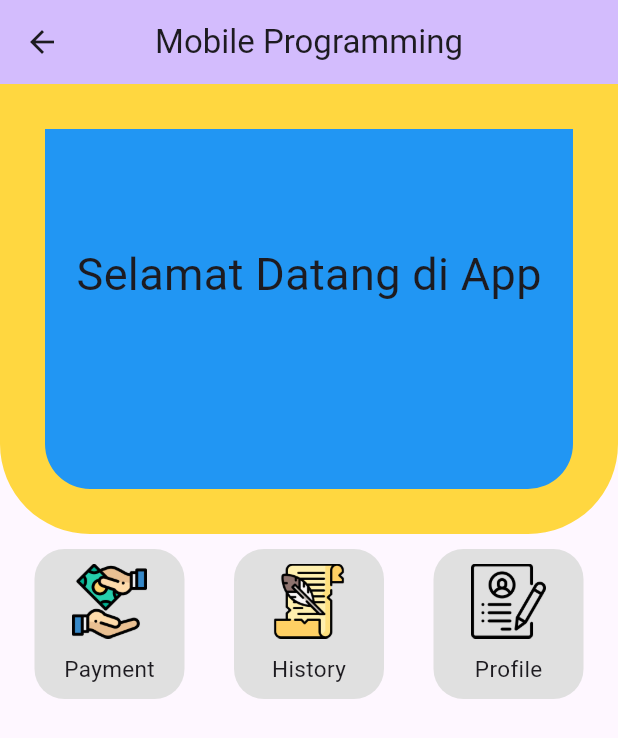
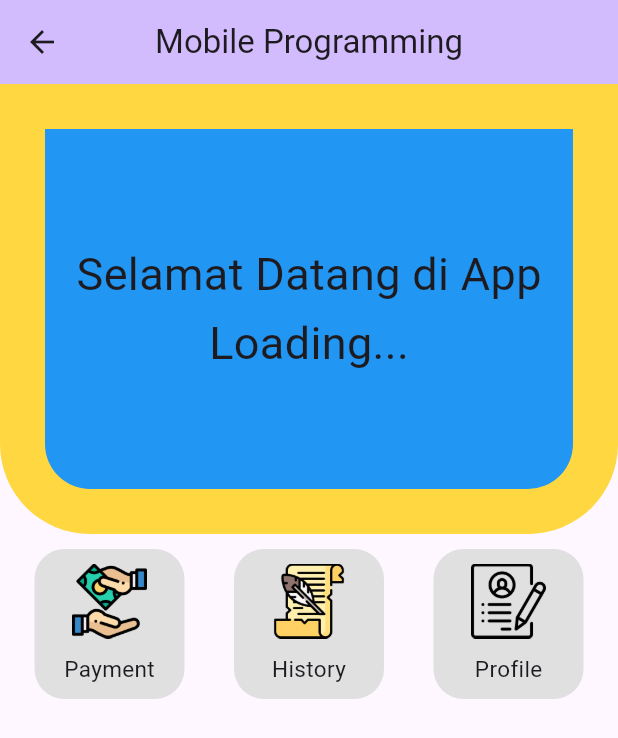
Before and after one commit to grim13/pemrograman_mobile, a Flutter app: the HomeScreen screen opened by its route, on a phone screen of 412 x 824 dp. Shown: the top 738 px of the screen. Run offline on Flutter 3.47's test engine with Material 3 defaults, Android fonts, the phone set to English and light mode, and no system bars; our stand-ins replace shared_preferences; accounts and stored records are empty; network calls fail.

Commit message:
set loading nama

```diff
--- a/lib/components/header.dart
+++ b/lib/components/header.dart
@@ -28,7 +28,7 @@ class HeaderWidget extends StatelessWidget {
             Text(
               _loginInfo != null && _loginInfo['firstName'] != null
                   ? _loginInfo['firstName']
-                  : '',
+                  : 'Loading...',
               style: TextStyle(fontSize: 30),
             ),
           ],
```
